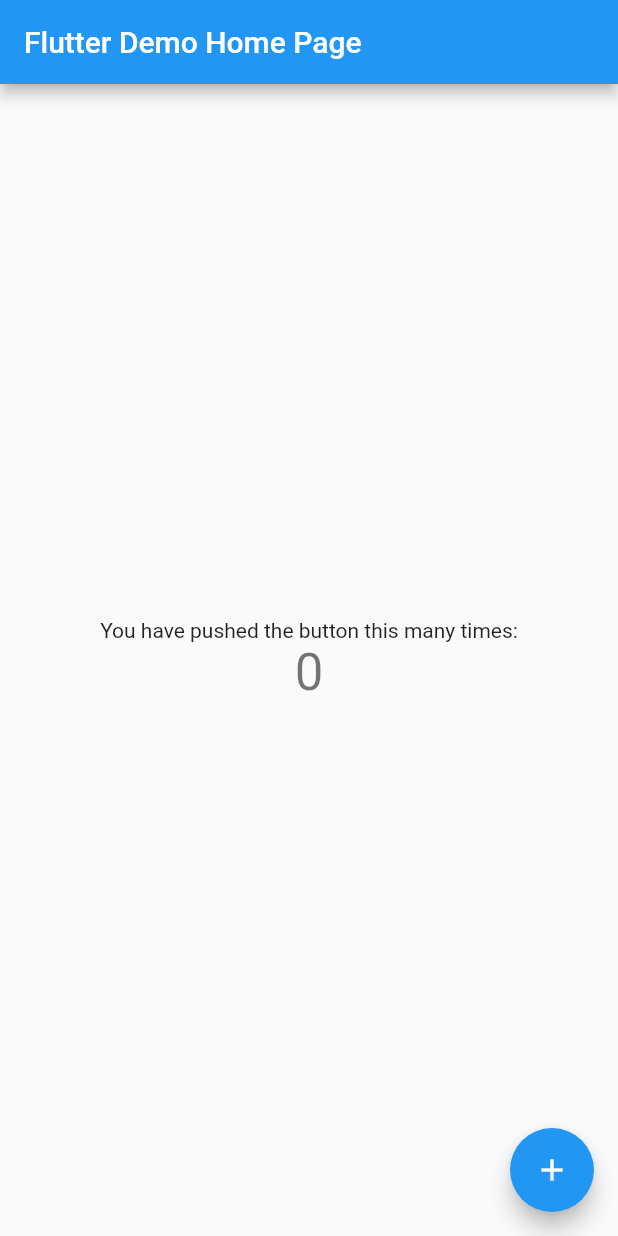
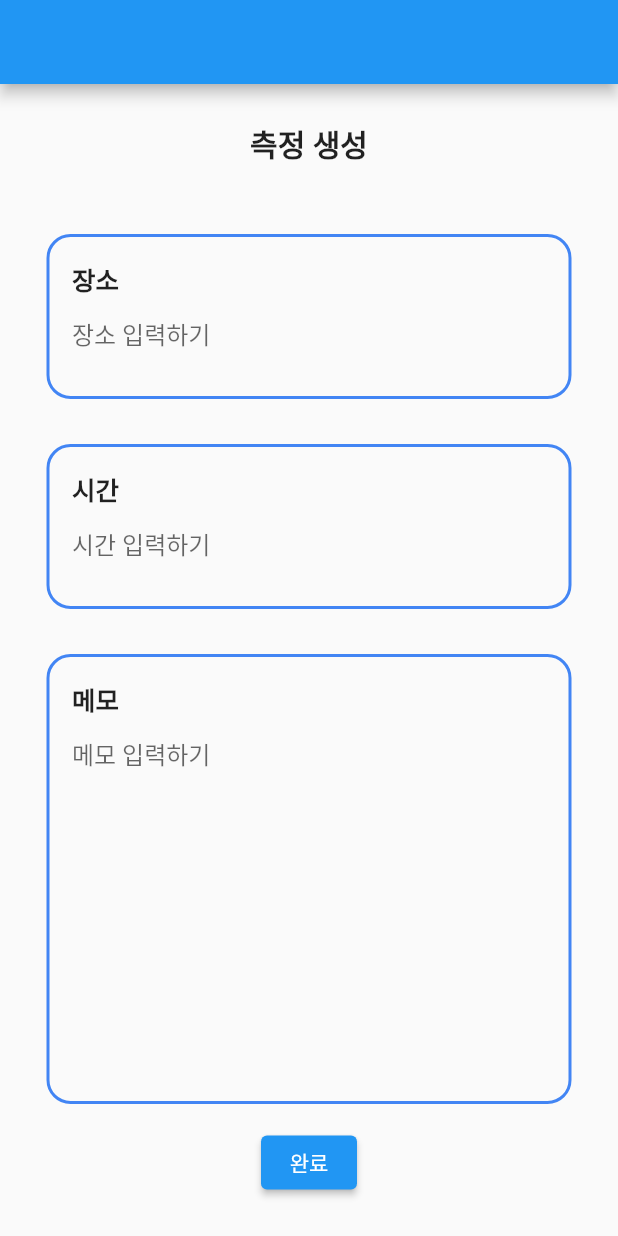
Before and after one commit to dsc-sookmyung/2023-DomiSol-SolutionChallenge, a Flutter app: the screen it shows after launch, on a phone screen of 412 x 824 dp. Run offline on Flutter 3.47's test engine with Material 2 defaults, Android fonts, the phone set to English and light mode, and no system bars.

Commit message:
[Feat] 생성screen 구현 중

```diff
--- a/flutter_/lib/main.dart
+++ b/flutter_/lib/main.dart
@@ -1,4 +1,5 @@
 import 'package:flutter/material.dart';
+import 'package:flutter_/screens/generate_screen.dart';
 
 void main() {
   runApp(const MyApp());
@@ -12,104 +13,12 @@
   Widget build(BuildContext context) {
     return MaterialApp(
       title: 'Flutter Demo',
+      /*
       theme: ThemeData(
-        // This is the theme of your application.
-        //
-        // Try running your application with "flutter run". You'll see the
-        // application has a blue toolbar. Then, without quitting the app, try
-        // changing the primarySwatch below to Colors.green and then invoke
-        // "hot reload" (press "r" in the console where you ran "flutter run",
-        // or simply save your changes to "hot reload" in a Flutter IDE).
-        // Notice that the counter didn't reset back to zero; the application
-        // is not restarted.
-        primarySwatch: Colors.blue,
+        primarySwatch: Color(0xff4285F4),
       ),
-      home: const MyHomePage(title: 'Flutter Demo Home Page'),
+      */
+      home: GenerateScreen()
     );
   }
 }
-
-class MyHomePage extends StatefulWidget {
-  const MyHomePage({super.key, required this.title});
-
-  // This widget is the home page of your application. It is stateful, meaning
-  // that it has a State object (defined below) that contains fields that affect
-  // how it looks.
-
-  // This class is the configuration for the state. It holds the values (in this
-  // case the title) provided by the parent (in this case the App widget) and
-  // used by the build method of the State. Fields in a Widget subclass are
-  // always marked "final".
-
-  final String title;
-
-  @override
-  State<MyHomePage> createState() => _MyHomePageState();
-}
-
-class _MyHomePageState extends State<MyHomePage> {
-  int _counter = 0;
-
-  void _incrementCounter() {
-    setState(() {
-      // This call to setState tells the Flutter framework that something has
-      // changed in this State, which causes it to rerun the build method below
-      // so that the display can reflect the updated values. If we changed
-      // _counter without calling setState(), then the build method would not be
-      // called again, and so nothing would appear to happen.
-      _counter++;
-    });
-  }
-
-  @override
-  Widget build(BuildContext context) {
-    // This method is rerun every time setState is called, for instance as done
-    // by the _incrementCounter method above.
-    //
-    // The Flutter framework has been optimized to make rerunning build methods
-    // fast, so that you can just rebuild anything that needs updating rather
-    // than having to individually change instances of widgets.
-    return Scaffold(
-      appBar: AppBar(
-        // Here we take the value from the MyHomePage object that was created by
-        // the App.build method, and use it to set our appbar title.
-        title: Text(widget.title),
-      ),
-      body: Center(
-        // Center is a layout widget. It takes a single child and positions it
-        // in the middle of the parent.
-        child: Column(
-          // Column is also a layout widget. It takes a list of children and
-          // arranges them vertically. By default, it sizes itself to fit its
-          // children horizontally, and tries to be as tall as its parent.
-          //
-          // Invoke "debug painting" (press "p" in the console, choose the
-          // "Toggle Debug Paint" action from the Flutter Inspector in Android
-          // Studio, or the "Toggle Debug Paint" command in Visual Studio Code)
-          // to see the wireframe for each widget.
-          //
-          // Column has various properties to control how it sizes itself and
-          // how it positions its children. Here we use mainAxisAlignment to
-          // center the children vertically; the main axis here is the vertical
-          // axis because Columns are vertical (the cross axis would be
-          // horizontal).
-          mainAxisAlignment: MainAxisAlignment.center,
-          children: <Widget>[
-            const Text(
-              'You have pushed the button this many times:',
-            ),
-            Text(
-              '$_counter',
-              style: Theme.of(context).textTheme.headlineMedium,
-            ),
-          ],
-        ),
-      ),
-      floatingActionButton: FloatingActionButton(
-        onPressed: _incrementCounter,
-        tooltip: 'Increment',
-        child: const Icon(Icons.add),
-      ), // This trailing comma makes auto-formatting nicer for build methods.
-    );
-  }
-}
--- /dev/null
+++ b/flutter_/lib/screens/generate_screen.dart
@@ -0,0 +1,68 @@
+import 'package:flutter/material.dart';
+
+class GenerateScreen extends StatelessWidget {
+  @override
+  Widget build(BuildContext context) {
+    return Scaffold(
+        appBar: AppBar(),
+        body: Center(
+          child: Column(mainAxisAlignment: MainAxisAlignment.center, children: [
+            Container(
+              child: Text(
+                '측정 생성',
+                style: TextStyle(
+                  fontWeight: FontWeight.bold,
+                  fontSize: 20,
+                ),
+              ),
+              margin: EdgeInsets.fromLTRB(0, 0, 0, 30),
+            ),
+            Column(children: <Widget>[
+              SettingBox(title: '장소', height: 110, context: 'context'),
+              SettingBox(title: '시간', height: 110, context: 'context'),
+              SettingBox(title: '메모', height: 300, context: 'context')
+            ]),
+            ElevatedButton(onPressed: () {}, child: Text('완료')),
+          ]),
+        ));
+  }
+}
+
+class SettingBox extends StatelessWidget {
+  final String title;
+  final double height;
+  final String context;
+  SettingBox(
+      {required this.title, required this.height, required this.context});
+  @override
+  Widget build(BuildContext context) {
+    return Container(
+        width: 350,
+        height: height,
+        margin: const EdgeInsets.all(15.0),
+        padding: const EdgeInsets.all(15.0),
+        decoration: BoxDecoration(
+            borderRadius: BorderRadius.circular(16.0),
+            border: Border.all(
+                color: Color(0xff4285F4), style: BorderStyle.solid, width: 2)),
+        //child: Text(title),
+        child: Column(
+          crossAxisAlignment: CrossAxisAlignment.start,
+          children: [
+            Text(
+              title,
+              style: TextStyle(
+                fontWeight: FontWeight.bold,
+                fontSize: 17,
+              ),
+            ),
+            TextField(
+              decoration: InputDecoration(
+                border: InputBorder.none,
+                hintText: '$title 입력하기',
+              ),
+            )
+          ],
+        ));
+  }
+}
```
Also changed, not shown: 1 other file.
